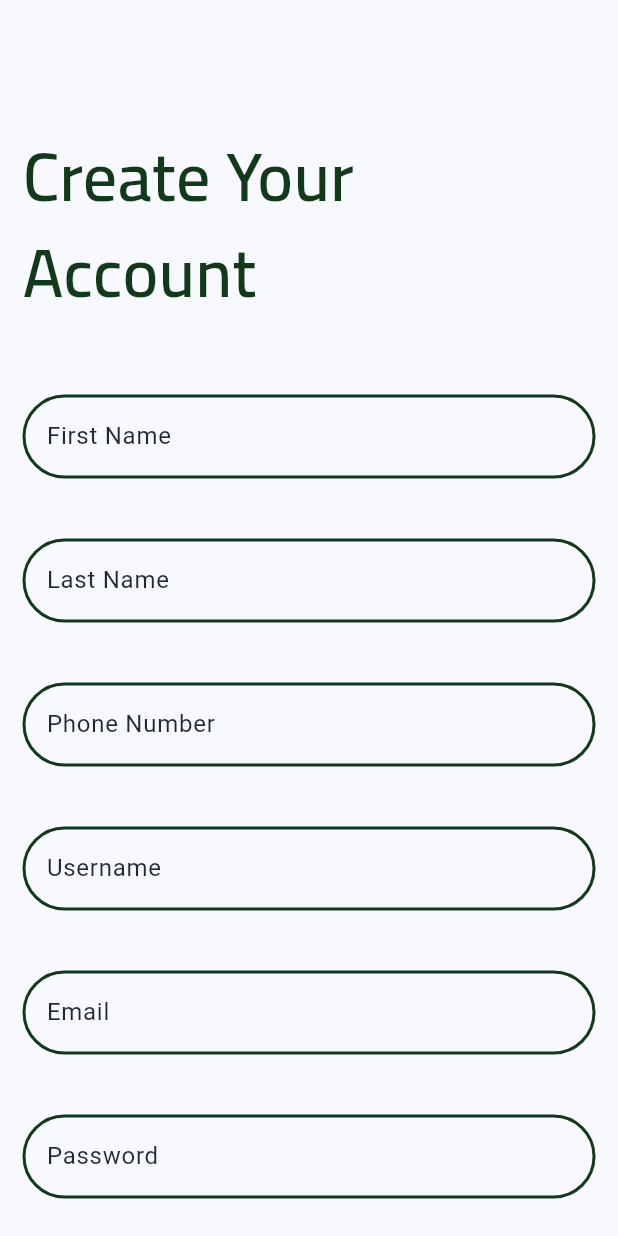
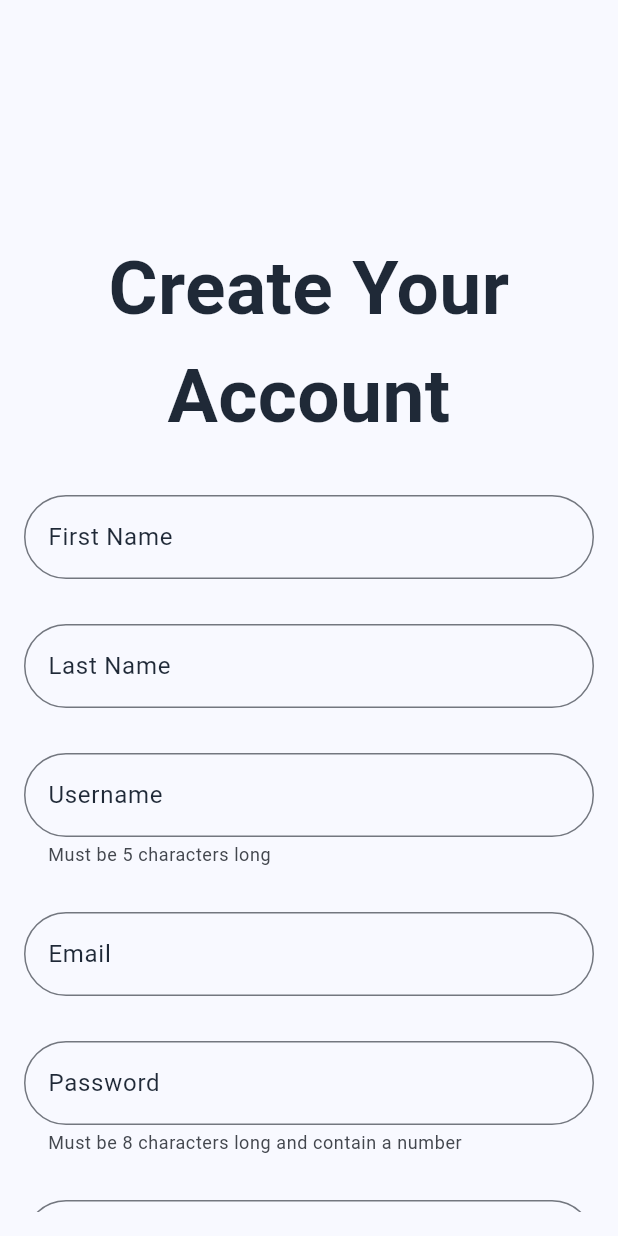
Before and after one commit to FarisAlamoudi/BigProject, a Flutter app: the SignUpPage screen opened directly, on a phone screen of 412 x 824 dp. Run offline on Flutter 3.47's test engine with Material 3 defaults, Android fonts, the phone set to English and light mode, and no system bars; missing offline and left inert: mongo_dart.

Commit message:
Update sign_up_page.dart

```diff
--- a/frontendMobile/lib/sign_up_page.dart
+++ b/frontendMobile/lib/sign_up_page.dart
@@ -1,8 +1,7 @@
+import 'dart:convert';
 import 'package:flutter/material.dart';
+import 'package:http/http.dart' as http;
 import 'package:reserve_smart/main.dart';
-import 'package:reserve_smart/dbHelper/mongodb.dart';
-import 'package:mongo_dart/mongo_dart.dart' as M;
-import 'package:reserve_smart/mongo_users.dart';
 
 class SignUpPage extends StatefulWidget {
   const SignUpPage({super.key});
@@ -17,9 +16,7 @@ class _SignUpPageState extends State<SignUpPage> {
   final TextEditingController _usernameController = TextEditingController();
   final TextEditingController _emailController = TextEditingController();
   final TextEditingController _passwordController = TextEditingController();
-  final TextEditingController _phoneNumberController = TextEditingController();
-  final _id = M.ObjectId();
-  //Create a GlobalKey for Register Form Validation
+  final TextEditingController _passwordVerificationController = TextEditingController();
   final _formKey = GlobalKey<FormState>();
 
   @override
@@ -29,45 +26,86 @@ class _SignUpPageState extends State<SignUpPage> {
     _usernameController.dispose();
     _emailController.dispose();
     _passwordController.dispose();
-    _phoneNumberController.dispose();
+    _passwordVerificationController.dispose();
     super.dispose();
   }
 
-  //Send all inputs to MongoUsers to translate info to proper format for MongoDB
   Future<void> signUp(BuildContext context) async {
-    final data = MongoUsers(
-        id: _id,
-        firstName: _firstNameController.text,
-        lastName: _lastNameController.text,
-        userName: _usernameController.text,
-        password: _passwordController.text,
-        email: _emailController.text,
-        phone: _phoneNumberController.text,
-        isAdmin: false,
-        emailVerified: false,
-        darkMode: false,
-        publicInfo: false,
-        verificationToken: "");
+    final String firstName = _firstNameController.text;
+    final String lastName = _lastNameController.text;
+    final String username = _usernameController.text;
+    final String email = _emailController.text;
+    final String password = _passwordController.text;
+    final String confirmPassword = _passwordVerificationController.text;
 
-    //Send info to Database
-    String user = await MongoDatabase.insert(data);
+    final Map<String, dynamic> userData = {
+      'firstName': firstName,
+      'lastName': lastName,
+      'userName': username,
+      'email': email,
+      'password': password,
+      'confirmPassword': confirmPassword,
+    };
 
-    //if Info didn't fail to store in Database - Go to Login Page
-    if (user != "Insert Failed") {
-      // User added successfully, navigate to LoginPage
-      Navigator.push(
-        context,
-        MaterialPageRoute(builder: (context) => const LoginPage()),
+    const String url = 'https://4331booking.com/api/auth/register';
+
+    try {
+      final response = await http.post(
+        Uri.parse(url),
+        headers: <String, String>{
+          'Content-Type': 'application/json; charset=UTF-8',
+        },
+        body: jsonEncode(userData),
+      );
+
+      if (response.statusCode == 201) {
+        final Map<String, dynamic> jsonResponse = jsonDecode(response.body);
+        showDialog(
+          context: context,
+          builder: (BuildContext context) {
+            return AlertDialog(
+              title: const Text('Sign Up Successful'),
+              content: Text(jsonResponse['message']),
+              actions: <Widget>[
+                TextButton(
+                  child: const Text('OK'),
+                  onPressed: () {
+                    Navigator.of(context).pop();
+                    Navigator.pushNamed(context, '/login');
+                  },
+                ),
+              ],
+            );
+          },
         );
       } else {
-      // User not added, show error dialog
+        final Map<String, dynamic> jsonResponse = jsonDecode(response.body);
         showDialog(
           context: context,
           builder: (BuildContext context) {
             return AlertDialog(
               title: const Text('Sign Up Error'),
-            content: const Text(
-                'Invalid Entry or Entry Already Taken\n (Phone Number, Username, Email)'),
+              content: Text(jsonResponse['message'] ?? 'Unknown error'),
+              actions: <Widget>[
+                TextButton(
+                  child: const Text('OK'),
+                  onPressed: () {
+                    Navigator.of(context).pop();
+                  },
+                ),
+              ],
+            );
+          },
+        );
+      }
+    } catch (e) {
+      print(e.toString());
+      showDialog(
+        context: context,
+        builder: (BuildContext context) {
+          return AlertDialog(
+            title: const Text('Sign Up Error'),
+            content: const Text('Failed to connect to the server. Please try again later.'),
             actions: <Widget>[
               TextButton(
                 child: const Text('OK'),
@@ -85,42 +123,36 @@ class _SignUpPageState extends State<SignUpPage> {
   @override
   Widget build(BuildContext context) {
     return Scaffold(
-      body: Form(
-        key: _formKey, //Associate GlobalKey with this Form
+      body: Padding(
+        padding: const EdgeInsets.all(16.0),
+        child: Column(
+          children: [
+            Container(
+              alignment: Alignment.center,
+              padding: const EdgeInsets.symmetric(vertical: 20.0),
+            ),
+            Expanded(
+              child: Form(
+                key: _formKey,
                 child: ListView(
-          padding: const EdgeInsets.all(15.0),
                   children: <Widget>[
-            Center(
-              child: Column(
-                mainAxisAlignment: MainAxisAlignment.center,
-                children: <Widget>[
-                  const SizedBox(height: 70),
+                    const SizedBox(height: 100),
                     const Text(
                       'Create Your Account',
                       style: TextStyle(
-                      fontSize: 45,
-                      fontFamily: 'Cairo',
+                        fontSize: 50,
                         fontWeight: FontWeight.bold,
-                      color: Color.fromARGB(255, 18, 58, 26),
+                        color: Color.fromARGB(255, 31, 41, 55),
                       ),
+                      textAlign: TextAlign.center,
                     ),
-                  const SizedBox(height: 50),
+                    const SizedBox(height: 30),
                     TextFormField(
                       controller: _firstNameController,
                       decoration: InputDecoration(
-                      enabledBorder: OutlineInputBorder(
+                        border: OutlineInputBorder(
                           borderRadius: BorderRadius.circular(200.0),
-                          borderSide: const BorderSide(
-                            color: Color.fromARGB(255, 18, 58, 26), // Green border color
-                            width: 2.0,
-                          ),
-                        ),
-                        focusedBorder: OutlineInputBorder(
-                          borderRadius: BorderRadius.circular(200.0),
-                          borderSide: const BorderSide(
-                            color: Color.fromARGB(255, 18, 58, 26), // Green border color
-                            width: 2.0,
-                          ),
+                          borderSide: const BorderSide(color: Color.fromARGB(255, 31, 41, 55), width: 2.0),
                         ),
                         labelText: 'First Name',
                       ),
@@ -130,26 +162,15 @@ class _SignUpPageState extends State<SignUpPage> {
                         }
                         return null;
                       },
-                    autovalidateMode: AutovalidateMode
-                        .onUserInteraction, //First Name Validation as User is typing in box
+                      autovalidateMode: AutovalidateMode.onUserInteraction,
                     ),
-                  const SizedBox(height: 40),
+                    const SizedBox(height: 30),
                     TextFormField(
                       controller: _lastNameController,
                       decoration: InputDecoration(
-                      enabledBorder: OutlineInputBorder(
+                        border: OutlineInputBorder(
                           borderRadius: BorderRadius.circular(200.0),
-                          borderSide: const BorderSide(
-                            color: Color.fromARGB(255, 18, 58, 26), // Green border color
-                            width: 2.0,
-                          ),
-                        ),
-                        focusedBorder: OutlineInputBorder(
-                          borderRadius: BorderRadius.circular(200.0),
-                          borderSide: const BorderSide(
-                            color: Color.fromARGB(255, 18, 58, 26), // Green border color
-                            width: 2.0,
-                          ),
+                          borderSide: const BorderSide(color: Color.fromARGB(255, 31, 41, 55), width: 2.0),
                         ),
                         labelText: 'Last Name',
                       ),
@@ -159,195 +180,133 @@ class _SignUpPageState extends State<SignUpPage> {
                         }
                         return null;
                       },
-                    autovalidateMode: AutovalidateMode
-                        .onUserInteraction, //Last Name Validation as User is typing in box
+                      autovalidateMode: AutovalidateMode.onUserInteraction,
                     ),
-                  const SizedBox(height: 40),
-                  TextFormField(
-                    controller: _phoneNumberController,
-                    decoration: InputDecoration(
-                      enabledBorder: OutlineInputBorder(
-                          borderRadius: BorderRadius.circular(200.0),
-                          borderSide: const BorderSide(
-                            color: Color.fromARGB(255, 18, 58, 26), // Green border color
-                            width: 2.0,
-                          ),
-                        ),
-                        focusedBorder: OutlineInputBorder(
-                          borderRadius: BorderRadius.circular(200.0),
-                          borderSide: const BorderSide(
-                            color: Color.fromARGB(255, 18, 58, 26), // Green border color
-                            width: 2.0,
-                          ),
-                        ),
-                      labelText: 'Phone Number',
-                    ),
-                    validator: (value) {
-                      //String pattern = r'(^(?:[+0]9)?[0-9]{10,12}$)'; // XXX-XXX-XXXX Format
-                      String pattern = r'^\d{10}$'; //Format of any 10 Digits
-                      RegExp regex = RegExp(pattern);
-                      if (value != null && !regex.hasMatch(value)) {
-                        return 'Enter 10 Digit Phone Number (XXXXXXXXXX)';
-                      } else {
-                        return null;
-                      }
-                    },
-                    autovalidateMode: AutovalidateMode
-                        .onUserInteraction, //Email Validation as User is typing in box
-                  ),
-                  const SizedBox(height: 40),
+                    const SizedBox(height: 30),
                     TextFormField(
                       controller: _usernameController,
                       decoration: InputDecoration(
-                      enabledBorder: OutlineInputBorder(
+                        border: OutlineInputBorder(
                           borderRadius: BorderRadius.circular(200.0),
-                          borderSide: const BorderSide(
-                            color: Color.fromARGB(255, 18, 58, 26), // Green border color
-                            width: 2.0,
-                          ),
-                        ),
-                        focusedBorder: OutlineInputBorder(
-                          borderRadius: BorderRadius.circular(200.0),
-                          borderSide: const BorderSide(
-                            color: Color.fromARGB(255, 18, 58, 26), // Green border color
-                            width: 2.0,
-                          ),
+                          borderSide: const BorderSide(color: Color.fromARGB(255, 31, 41, 55), width: 2.0),
                         ),
                         labelText: 'Username',
+                        helperText: 'Must be 5 characters long',
                       ),
                       validator: (value) {
                         if (value == null || value.isEmpty) {
-                        return 'Please Enter Username';
+                          return 'Please Enter a Username';
+                        }
+                        if (value.length < 5) {
+                          return 'Username must be at least 5 characters long';
                         }
                         return null;
                       },
-                    autovalidateMode: AutovalidateMode
-                        .onUserInteraction, //Username Validation as User is typing in box
+                      autovalidateMode: AutovalidateMode.onUserInteraction,
                     ),
-                  const SizedBox(height: 40),
+                    const SizedBox(height: 30),
                     TextFormField(
                       controller: _emailController,
                       decoration: InputDecoration(
-                      enabledBorder: OutlineInputBorder(
+                        border: OutlineInputBorder(
                           borderRadius: BorderRadius.circular(200.0),
-                          borderSide: const BorderSide(
-                            color: Color.fromARGB(255, 18, 58, 26), // Green border color
-                            width: 2.0,
-                          ),
-                        ),
-                        focusedBorder: OutlineInputBorder(
-                          borderRadius: BorderRadius.circular(200.0),
-                          borderSide: const BorderSide(
-                            color: Color.fromARGB(255, 18, 58, 26), // Green border color
-                            width: 2.0,
-                          ),
+                          borderSide: const BorderSide(color: Color.fromARGB(255, 31, 41, 55), width: 2.0),
                         ),
                         labelText: 'Email',
                       ),
                       validator: (value) {
-                      String pattern =
-                          r'^(([^<>()[\]\\.,;:\s@\"]+(\.[^<>()[\]\\.,;:\s@\"]+)*)|(\".+\"))@((\[[0-9]{1,3}\.[0-9]{1,3}\.[0-9]{1,3}\.[0-9]{1,3}\])|(([a-zA-Z\-0-9]+\.)+[a-zA-Z]{2,}))$';
-                      RegExp regex = RegExp(pattern);
-                      if (value != null && !regex.hasMatch(value)) {
-                        return 'Enter Valid Email (name@example.com)';
-                      } else {
+                        if (value == null || value.isEmpty) {
+                          return 'Please Enter an Email';
+                        }
                         return null;
-                      }
                       },
-                    autovalidateMode: AutovalidateMode
-                        .onUserInteraction, //Email Validation as User is typing in box
+                      autovalidateMode: AutovalidateMode.onUserInteraction,
                     ),
-                  const SizedBox(height: 40),
+                    const SizedBox(height: 30),
                     TextFormField(
                       controller: _passwordController,
                       decoration: InputDecoration(
                         border: OutlineInputBorder(
                           borderRadius: BorderRadius.circular(200.0),
-                          borderSide: const BorderSide(
-                            color: Color.fromARGB(255, 18, 58, 26), // Green border color
-                            width: 2.0,
-                          ),
-                        ),
-                        enabledBorder: OutlineInputBorder(
-                          borderRadius: BorderRadius.circular(200.0),
-                          borderSide: const BorderSide(
-                            color: Color.fromARGB(255, 18, 58, 26), // Green border color
-                            width: 2.0,
-                          ),
-                        ),
-                        focusedBorder: OutlineInputBorder(
-                          borderRadius: BorderRadius.circular(200.0),
-                          borderSide: const BorderSide(
-                            color: Color.fromARGB(255, 18, 58, 26), // Green border color
-                            width: 2.0,
-                          ),
+                          borderSide: const BorderSide(color: Color.fromARGB(255, 31, 41, 55), width: 2.0),
                         ),
                         labelText: 'Password',
+                        helperText: 'Must be 8 characters long and contain a number',
                       ),
                       validator: (value) {
-                      String pattern =
-                          r'^(?=.*[a-zA-Z])(?=.*\d).{5,}$'; //5 Chars, 1 Letter, 1 Number
-                      RegExp regex = RegExp(pattern);
-                      if (value != null && !regex.hasMatch(value)) {
-                        return 'Must Have:\n-At Least 5 Characters\n-At Least 1 Letter\n-At Least 1 Number';
-                      } else {
+                        if (value == null || value.isEmpty) {
+                          return 'Please Enter a Password';
+                        }
+                        if (value.length < 8) {
+                          return 'Password must be at least 8 characters long';
+                        }
+                        if (!RegExp(r'\d').hasMatch(value)) {
+                          return 'Password must contain a number';
+                        }
                         return null;
+                      },
+                      obscureText: true,
+                      autovalidateMode: AutovalidateMode.onUserInteraction,
+                    ),
+                    const SizedBox(height: 30),
+                    TextFormField(
+                      controller: _passwordVerificationController,
+                      decoration: InputDecoration(
+                        border: OutlineInputBorder(
+                          borderRadius: BorderRadius.circular(200.0),
+                          borderSide: const BorderSide(color: Color.fromARGB(255, 31, 41, 55), width: 2.0),
+                        ),
+                        labelText: 'Verify Password',
+                      ),
+                      validator: (value) {
+                        if (value == null || value.isEmpty) {
+                          return 'Please Verify Your Password';
                         }
+                        if (value != _passwordController.text) {
+                          return 'Passwords do not match';
+                        }
+                        return null;
                       },
-                    autovalidateMode: AutovalidateMode
-                        .onUserInteraction, //Password Validation as User is typing in box
                       obscureText: true,
+                      autovalidateMode: AutovalidateMode.onUserInteraction,
                     ),
-                  const SizedBox(height: 50),
-                  Row(
-                    children: <Widget>[
-                      Expanded(
-                        child: SizedBox(
-                          height: 50, // Adjusted height to match other fields
-                          child: ElevatedButton(
+                    const SizedBox(height: 30),
+                    ElevatedButton(
                       onPressed: () {
-                              //Validate the form entries before Approving Sign Up
-                              if (_formKey.currentState != null &&
-                                  _formKey.currentState!.validate()) {
-                                //If validation passes, call the signUp function to Attempt SignUp
+                        if (_formKey.currentState!.validate()) {
                           signUp(context);
-                              } else {
-                                //If validation fails, call setState to trigger a UI refresh keeping user on the screen
-                                setState(() {
-                                  //This empty setState call will trigger a rebuild of the widget,
-                                });
-                                print(
-                                    'Please Enter valid data'); //Displayed in debug console, not for User
                         }
                       },
                       style: ElevatedButton.styleFrom(
-                            foregroundColor: Colors.white, backgroundColor: const Color.fromARGB(255,18,58,26),
                         shape: RoundedRectangleBorder(
                           borderRadius: BorderRadius.circular(200.0),
                         ),
+                        backgroundColor: const Color.fromARGB(255, 31, 41, 55),
+                        minimumSize: const Size(double.infinity, 50),
                       ),
                       child: const Text(
                         'Sign Up',
-                              style: TextStyle(fontSize: 20),
+                        style: TextStyle(fontSize: 20, color: Colors.white),
                       ),
+                    ),
+                    const SizedBox(height: 20),
+                    TextButton(
+                      onPressed: () {
+                        Navigator.push(
+                          context,
+                          MaterialPageRoute(builder: (context) => const LoginPage()),
+                        );
+                      },
+                      child: const Text(
+                        'Already have an account? Login!',
+                        style: TextStyle(
+                          color: Color.fromARGB(255, 31, 41, 55),
+                          fontSize: 15, // Adjust the font size here
                         ),
                       ),
                     ),
                   ],
                 ),
-                  const SizedBox(height: 10),
-                  TextButton(
-                    onPressed: () {
-                      //Navigate to LoginPage
-                      Navigator.push(
-                        context,
-                        MaterialPageRoute(
-                            builder: (context) => const LoginPage()),
-                      );
-                    },
-                    child: const Text('Have an account? Login!'),
-                  ),
-                ],
               ),
             ),
           ],
```
Lines whose indentation alone changed are shown as unchanged.
